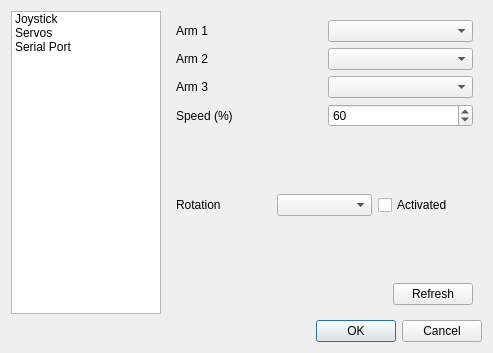
This is Code/optionswindow.ui in jmigual/ETSEIB-deltaRobot as Qt 5 draws it before an edit. The edited form follows.
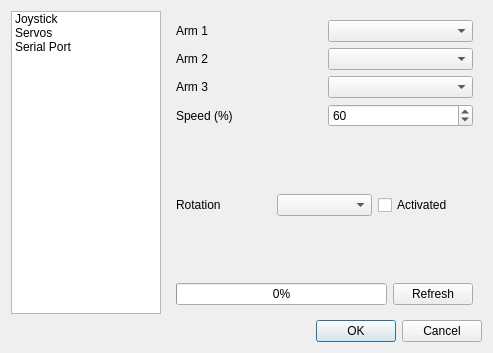
This is the edited form. The open tabs and pages were chosen to show the change.

Diff of the .ui file:
```diff
--- a/Code/optionswindow.ui
+++ b/Code/optionswindow.ui
@@ -271,17 +271,14 @@
          <item>
           <layout class="QHBoxLayout" name="horizontalLayout_33">
            <item>
-            <spacer name="horizontalSpacer_5">
-             <property name="orientation">
-              <enum>Qt::Horizontal</enum>
+            <widget class="QProgressBar" name="progressBar">
+             <property name="maximum">
+              <number>100</number>
              </property>
-             <property name="sizeHint" stdset="0">
-              <size>
-               <width>40</width>
-               <height>20</height>
-              </size>
+             <property name="value">
+              <number>0</number>
              </property>
-            </spacer>
+            </widget>
            </item>
            <item>
             <widget class="QPushButton" name="servoRefresh">
```
Left out of the diff: 2 changed lines with no effect on the pictures.
